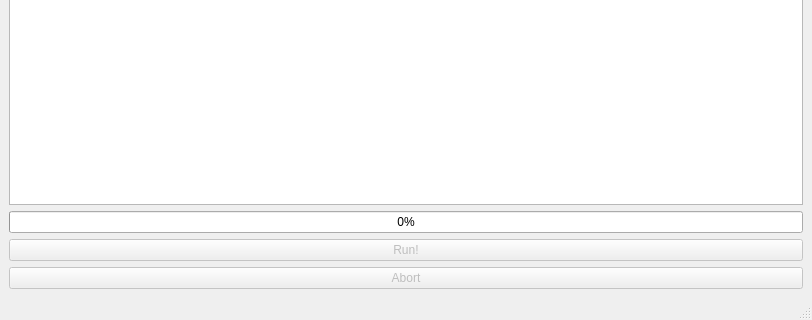
moosekaka/mito_norm, file normalizer.ui: the form before one commit; both pictures show x 0 to 812 and y 476 to 796 of the 812 by 796 pixel window.
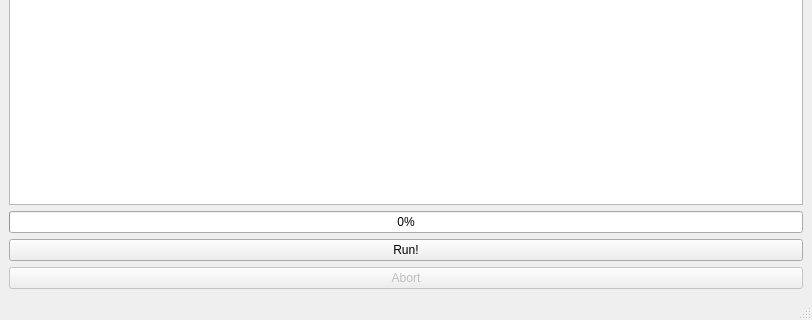
The form after the commit.

Commit message: new style signals, stop button works Changed all signals and slots to pyqt new style. Stop button now works by adding QApplication processEvent() in the while loop of worker thread.

What changed in the file:
```diff
--- a/normalizer.ui
+++ b/normalizer.ui
@@ -73,7 +73,7 @@
     <item>
      <widget class="QPushButton" name="run_button">
       <property name="enabled">
-       <bool>false</bool>
+       <bool>true</bool>
       </property>
       <property name="text">
        <string>Run!</string>
```
The commit also changes 2 other files.
